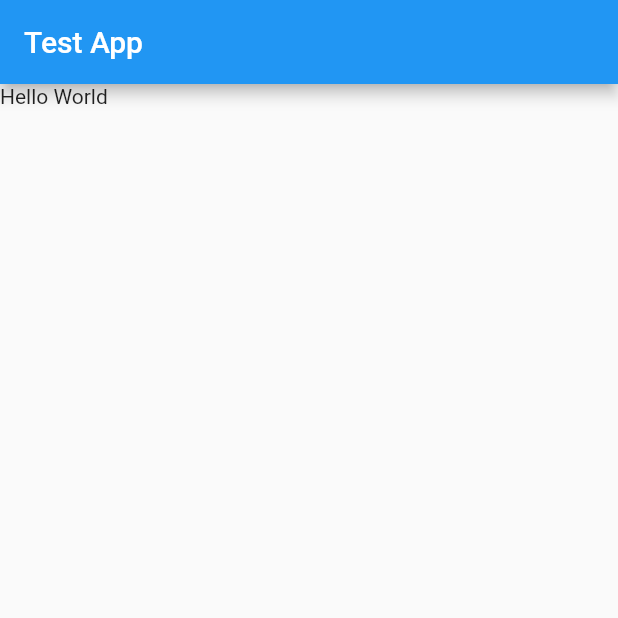
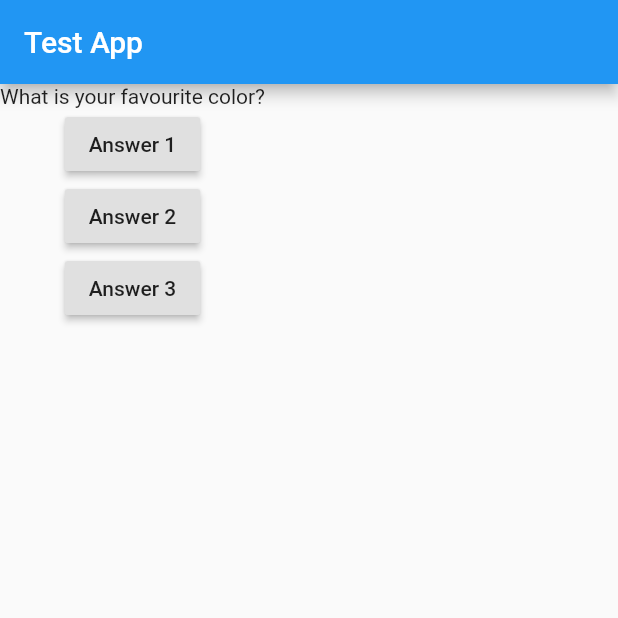
Before and after one commit to tgabri/flutter_dart_udemy, a Flutter app: the screen it shows after launch, on a phone screen of 412 x 824 dp, the top half of it. Run offline on Flutter 3.47's test engine with Material 2 defaults, Android fonts, the phone set to English and light mode, and no system bars.

Commit message:
new file created, main text moved

```diff
--- a/lib/main.dart
+++ b/lib/main.dart
@@ -1,16 +1,53 @@
 import 'package:flutter/material.dart';
+
+import './question.dart';
 
 void main() => runApp(MyApp());
 
-class MyApp extends StatelessWidget {
+class MyApp extends StatefulWidget {
+  @override
+  _MyAppState createState() => _MyAppState();
+}
+
+class _MyAppState extends State<MyApp> {
+  var _questionIndex = 0;
+
+  void _answerQuestion() {
+    setState(() {
+      _questionIndex++;
+    });
+    print(_questionIndex);
+  }
+
   @override
   Widget build(BuildContext context) {
+    var questions = [
+      'What is your favourite color?',
+      'What is your favourite animal?',
+    ];
+
     return MaterialApp(
       home: Scaffold(
         appBar: AppBar(
           title: Text('Test App'),
         ),
-        body: Text('Hello World'),
+        body: Column(
+          children: <Widget>[
+            Question(questions[_questionIndex]),
+            RaisedButton(
+              child: Text('Answer 1'),
+              onPressed: _answerQuestion,
+            ),
+            RaisedButton(
+              child: Text('Answer 2'),
+              onPressed: _answerQuestion,
+            ),
+            RaisedButton(
+              child: Text('Answer 3'),
+              onPressed: _answerQuestion,
+            ),
+          ],
+        ),
       ),
     );
   }
--- /dev/null
+++ b/lib/question.dart
@@ -0,0 +1,12 @@
+import 'package:flutter/material.dart';
+
+class Question extends StatelessWidget {
+  String questionText;
+
+  Question(this.questionText);
+
+  @override
+  Widget build(BuildContext context) {
+    return Text(questionText);
+  }
+}
```
